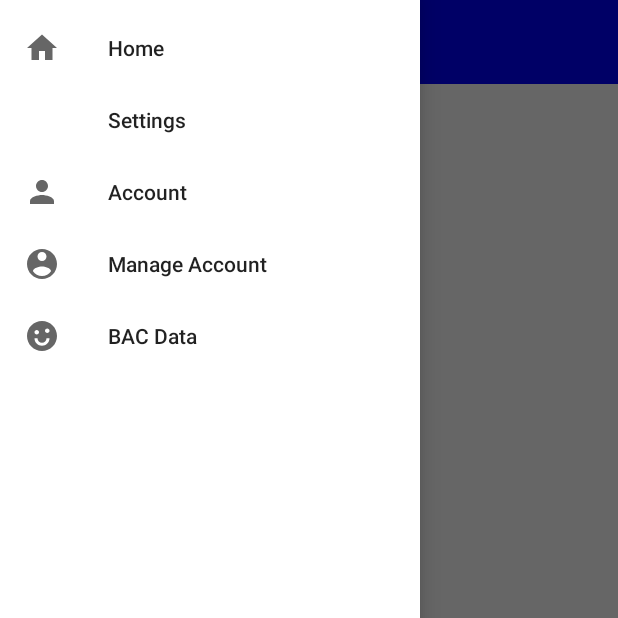
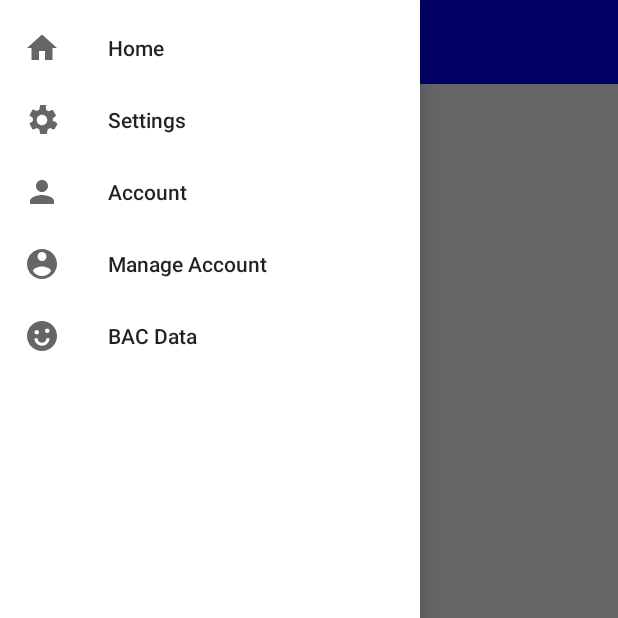
Before and after one commit to iluvpomeranians/ClearBreath_Portable_Breathalyzer, an Android app built with Jetpack Compose: the AccountActivity screen opened directly, with no data from a screen before it, with the side drawer open, on a phone screen of 412 x 824 dp, the top half of it. Run offline under Robolectric (Android 15) with nearby library versions, the phone set to English and light mode, and no system bars.

Commit message:
PBI UX-7.1: settings icon asset added to drawer menu

```diff
--- a/app/src/main/res/menu/drawer_menu.xml
+++ b/app/src/main/res/menu/drawer_menu.xml
@@ -6,7 +6,8 @@
         android:icon="@drawable/ic_home"/>
     <item
         android:id="@+id/nav_settings"
-        android:title="Settings"/>
+        android:title="Settings"
+        android:icon="@drawable/ic_settings"/>
     <item
         android:id="@+id/nav_account"
         android:icon="@drawable/ic_account"
```
